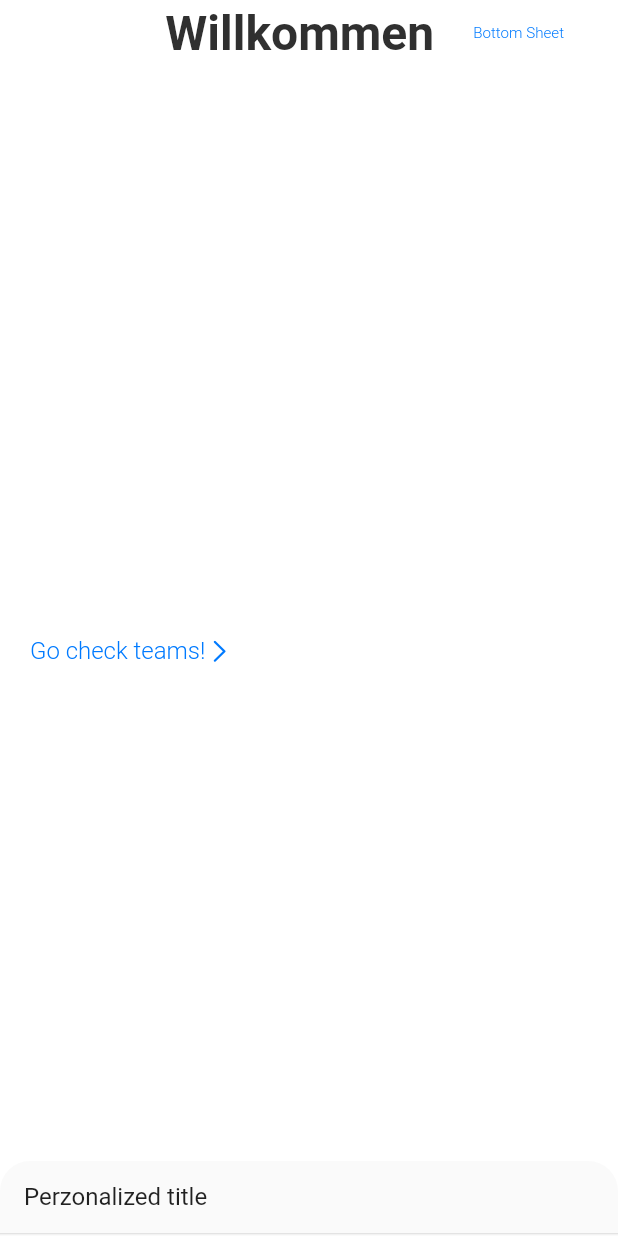
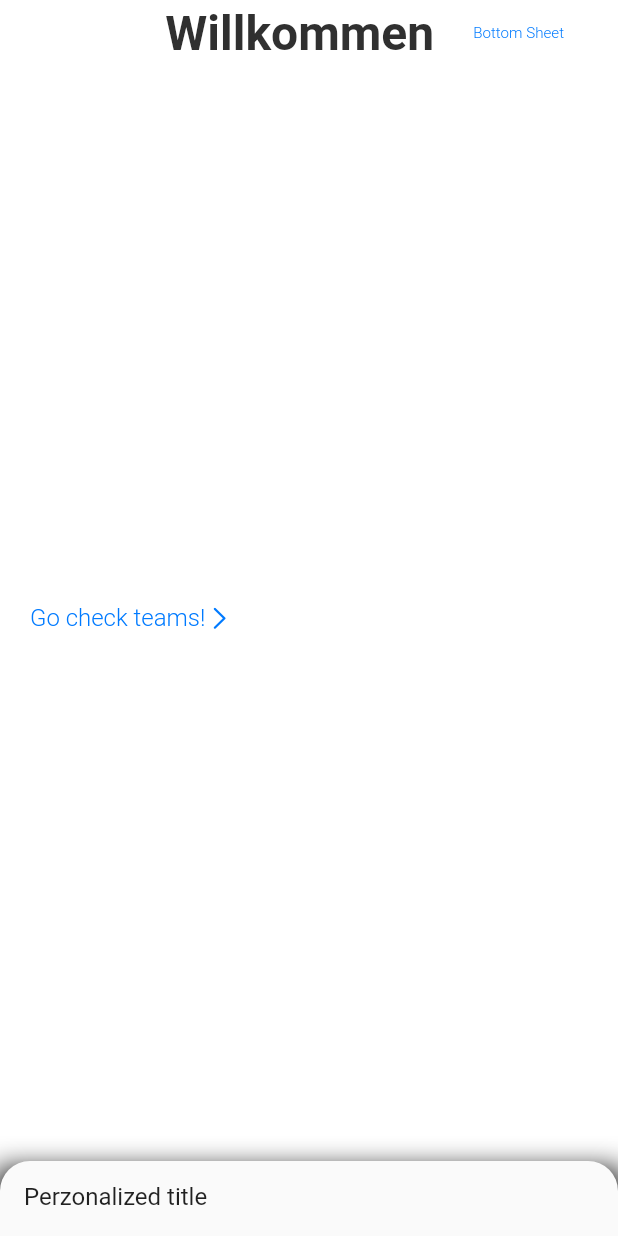
Before and after one commit to ed-val/flutter_teams_permutator, a Flutter app: the screen it shows after launch, on a phone screen of 412 x 824 dp. Run offline on Flutter 3.47's test engine with Material 2 defaults, Android fonts, the phone set to English and light mode, and no system bars; Roboto replaces fonts that are missing (SF Compact Rounded, SF UI Display).

Commit message:
backdrop bottom sheet

```diff
--- a/lib/main.dart
+++ b/lib/main.dart
@@ -1,6 +1,5 @@
 import 'package:flutter/material.dart';
 import 'package:flutter/cupertino.dart';
-import 'package:teams_permutator/screens/dummy/cupertino_dummy_screen.dart';
 import 'package:teams_permutator/screens/home/home_screen.dart';
 import 'package:teams_permutator/screens/permutator/permutator_screen.dart';
 import 'package:teams_permutator/screens/singleTeam/single_team_screen.dart';
@@ -26,7 +25,7 @@ class MyApp extends StatelessWidget {
       title: 'Permutator',
       theme: CupertinoThemeData(
         primaryColor: CupertinoColors.activeBlue,
-        primaryContrastingColor: CupertinoColors.lightBackgroundGray,
+        primaryContrastingColor: CupertinoColors.black,
         // dont use Colors.transparent: Current bug turns icons white
         barBackgroundColor: Colors.white10,
         textTheme: CupertinoTextThemeData(
--- a/lib/screens/home/home_screen.dart
+++ b/lib/screens/home/home_screen.dart
@@ -27,7 +27,7 @@ class _HomeScreenState extends State<HomeScreen> {
   Widget build(BuildContext context) {
     return CupertinoPageScaffold(
       navigationBar: CupertinoNavigationBar(
-        backgroundColor: CupertinoTheme.of(context).primaryContrastingColor,
+        // backgroundColor: CupertinoTheme.of(context).barBackgroundColor,
         border: Border.all(color: Colors.white),
         middle: Text('Willkommen'),
         trailing: Padding(
--- a/lib/screens/tabs/tabs_screen.dart
+++ b/lib/screens/tabs/tabs_screen.dart
@@ -45,7 +45,7 @@ class _TabsScreenState extends State<TabsScreen>
         ),
       ),
       activeColor: Colors.blue,
-      backgroundColor: Colors.transparent, //get blurr efect
+      backgroundColor: CupertinoTheme.of(context).barBackgroundColor,
       inactiveColor: Colors.grey[300],
       items: <BottomNavigationBarItem>[
         BottomNavigationBarItem(
--- a/lib/widgets/backdrop_bottom_sheet.dart
+++ b/lib/widgets/backdrop_bottom_sheet.dart
@@ -23,9 +23,23 @@ class BackdropPanel extends StatelessWidget {
   @override
   Widget build(BuildContext context) {
     final ThemeData theme = Theme.of(context);
-    return Material(
+    return Container(
+      decoration: BoxDecoration(
+        boxShadow: [
+          BoxShadow(
+            color: Colors.black,
+            blurRadius: 15.0, // has the effect of softening the shadow
+            spreadRadius: 3.0, // has the effect of extending the shadow
+            offset: Offset(
+              0.0, // horizontal, move right 10
+              8.0, // vertical, move down 10
+            ),
+          )
+        ],
+      ),
+      child: Material(
         // elevation: 4.0,
-
+        color: Colors.grey[50],
         borderRadius: const BorderRadius.only(
           topLeft: Radius.circular(20.0),
           topRight: Radius.circular(20.0),
@@ -51,9 +65,10 @@ class BackdropPanel extends StatelessWidget {
                 ),
               ),
             ),
-          const Divider(height: 1.0),
+            // const Divider(height: 1.0),
             Expanded(child: child),
           ],
+        ),
       ),
     );
   }
@@ -79,7 +94,7 @@ class _BackdropDemoState extends State<BackdropDemo>
     // negative -2 value starts the backdrop collapsed. Use a positive 2.0
     // to start widget expanded
     _controller = AnimationController(
-      duration: const Duration(milliseconds: 400),
+      duration: const Duration(milliseconds: 450),
       value: -2.0,
       vsync: this,
     );
```
Lines whose indentation alone changed are shown as unchanged.
